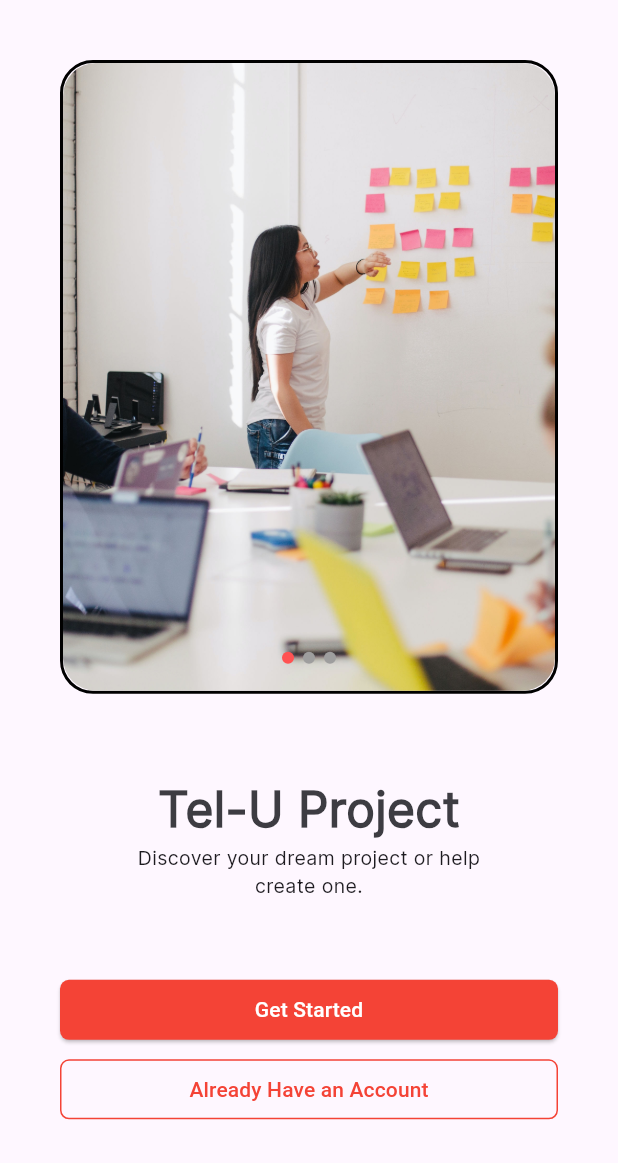
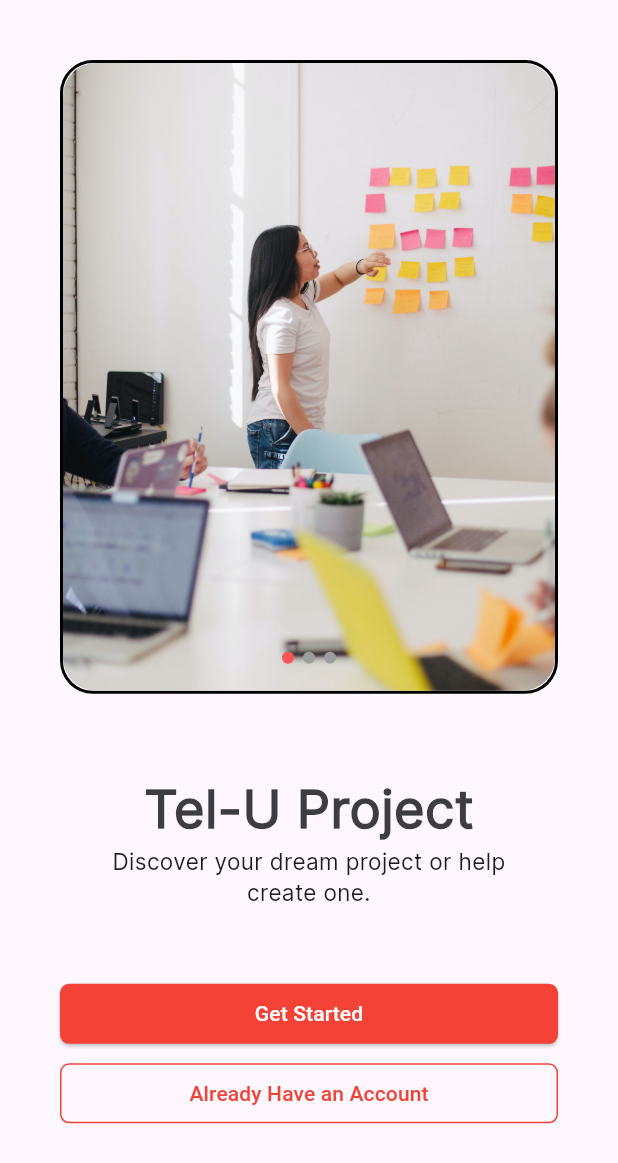
Before and after one commit to rezadhied/telu_project, a Flutter app: the screen it shows after launch, on a phone screen of 412 x 824 dp. Shown: the top 1163 px of the screen. Run offline on Flutter 3.47's test engine with Material 3 defaults, Android fonts, the phone set to English and light mode, and no system bars; drawn by our look-alikes of carousel_slider; our stand-ins replace google_fonts.

Commit message:
fix ukuran teks di welcome page

```diff
--- a/lib/main.dart
+++ b/lib/main.dart
@@ -112,7 +112,7 @@
                           child: Text(
                             'Tel-U Project',
                             style: GoogleFonts.inter(
-                              fontSize: 32,
+                              fontSize: 35,
                               fontWeight: FontWeight.bold,
                               color: const Color(0xFF3D3C42),
                             ),
@@ -122,7 +122,7 @@
                             child: Text(
                           'Discover your dream project or help \ncreate one.',
                           style: GoogleFonts.inter(
-                            fontSize: 13,
+                            fontSize: 15,
                             fontWeight: FontWeight.w300,
                           ),
                           textAlign: TextAlign.center,
```
